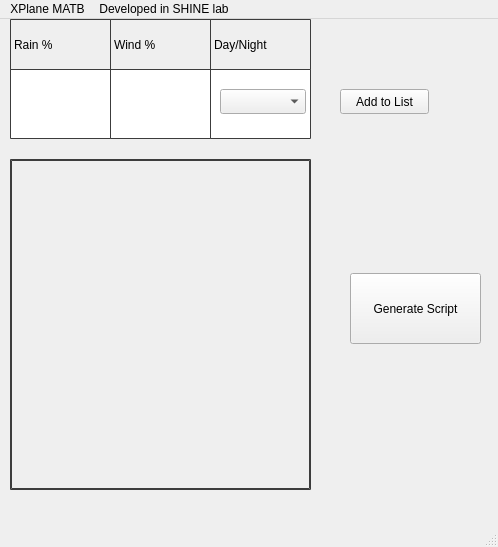
Qt form matbwindow.ui (krishnachaitanya7/XPlane-MATB) before a commit.
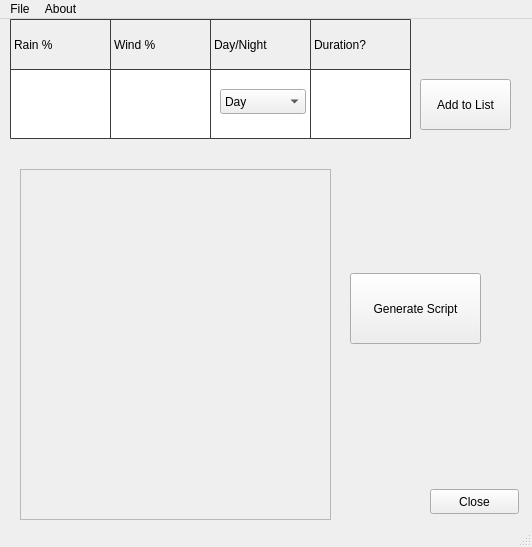
The same form after that commit.

Diff of the .ui file:
```diff
--- a/matbwindow.ui
+++ b/matbwindow.ui
@@ -6,12 +6,12 @@
    <rect>
     <x>0</x>
     <y>0</y>
-    <width>498</width>
+    <width>532</width>
     <height>547</height>
    </rect>
   </property>
   <property name="windowTitle">
-   <string>MATBWindow</string>
+   <string>Xplane MATB</string>
   </property>
   <widget class="QWidget" name="centralWidget">
    <widget class="QLabel" name="label">
@@ -116,33 +116,96 @@
       <height>25</height>
      </rect>
     </property>
+    <item>
+     <property name="text">
+      <string>Day</string>
+     </property>
+    </item>
+    <item>
+     <property name="text">
+      <string>Night</string>
+     </property>
+    </item>
    </widget>
    <widget class="QPushButton" name="Add_to_list">
     <property name="geometry">
      <rect>
-      <x>340</x>
-      <y>70</y>
-      <width>89</width>
-      <height>25</height>
+      <x>420</x>
+      <y>60</y>
+      <width>91</width>
+      <height>51</height>
      </rect>
     </property>
     <property name="text">
      <string>Add to List</string>
     </property>
    </widget>
+   <widget class="QPushButton" name="Gen_script">
+    <property name="geometry">
+     <rect>
+      <x>350</x>
+      <y>254</y>
+      <width>131</width>
+      <height>71</height>
+     </rect>
+    </property>
+    <property name="text">
+     <string>Generate Script</string>
+    </property>
+   </widget>
+   <widget class="QTextEdit" name="duration_time">
+    <property name="geometry">
+     <rect>
+      <x>310</x>
+      <y>50</y>
+      <width>101</width>
+      <height>70</height>
+     </rect>
+    </property>
+    <property name="styleSheet">
+     <string notr="true">border: 1px solid rgb(60, 60, 60);
+border-radius: 1px;</string>
+    </property>
+   </widget>
+   <widget class="QLabel" name="label_4">
+    <property name="geometry">
+     <rect>
+      <x>310</x>
+      <y>0</y>
+      <width>101</width>
+      <height>51</height>
+     </rect>
+    </property>
+    <property name="styleSheet">
+     <string notr="true">border: 1px solid rgb(60, 60, 60);
+border-radius: 1px;</string>
+    </property>
+    <property name="text">
+     <string>Duration?</string>
+    </property>
+   </widget>
+   <widget class="QPushButton" name="close_button">
+    <property name="geometry">
+     <rect>
+      <x>430</x>
+      <y>470</y>
+      <width>89</width>
+      <height>25</height>
+     </rect>
+    </property>
+    <property name="text">
+     <string>Close</string>
+    </property>
+   </widget>
    <widget class="QScrollArea" name="events_list">
     <property name="geometry">
      <rect>
-      <x>10</x>
-      <y>140</y>
-      <width>301</width>
-      <height>331</height>
+      <x>20</x>
+      <y>150</y>
+      <width>311</width>
+      <height>351</height>
      </rect>
     </property>
-    <property name="styleSheet">
-     <string notr="true">border: 1px solid rgb(60, 60, 60);
-border-radius: 1px;</string>
-    </property>
     <property name="widgetResizable">
      <bool>true</bool>
     </property>
@@ -151,49 +214,53 @@
       <rect>
        <x>0</x>
        <y>0</y>
-       <width>299</width>
-       <height>329</height>
+       <width>309</width>
+       <height>349</height>
       </rect>
      </property>
     </widget>
    </widget>
-   <widget class="QPushButton" name="Gen_script">
-    <property name="geometry">
-     <rect>
-      <x>350</x>
-      <y>254</y>
-      <width>131</width>
-      <height>71</height>
-     </rect>
-    </property>
-    <property name="text">
-     <string>Generate Script</string>
-    </property>
-   </widget>
   </widget>
   <widget class="QMenuBar" name="menuBar">
    <property name="geometry">
     <rect>
      <x>0</x>
      <y>0</y>
-     <width>498</width>
+     <width>532</width>
      <height>22</height>
     </rect>
    </property>
    <widget class="QMenu" name="menuXPlane_MATB">
     <property name="title">
-     <string>XPlane MATB</string>
+     <string>File</string>
     </property>
+    <addaction name="actionLoad_Config_File"/>
    </widget>
-   <widget class="QMenu" name="menuDeveloped_in_SHINE_lab">
+   <widget class="QMenu" name="menuAbout">
     <property name="title">
-     <string>Developed in SHINE lab</string>
+     <string>About</string>
     </property>
+    <addaction name="actionXPlane_MATB_Version"/>
    </widget>
    <addaction name="menuXPlane_MATB"/>
-   <addaction name="menuDeveloped_in_SHINE_lab"/>
+   <addaction name="menuAbout"/>
   </widget>
   <widget class="QStatusBar" name="statusBar"/>
+  <action name="action">
+   <property name="text">
+    <string/>
+   </property>
+  </action>
+  <action name="actionLoad_Config_File">
+   <property name="text">
+    <string>Load Config File</string>
+   </property>
+  </action>
+  <action name="actionXPlane_MATB_Version">
+   <property name="text">
+    <string>XPlane MATB Version</string>
+   </property>
+  </action>
  </widget>
  <layoutdefault spacing="6" margin="11"/>
  <resources/>
```
